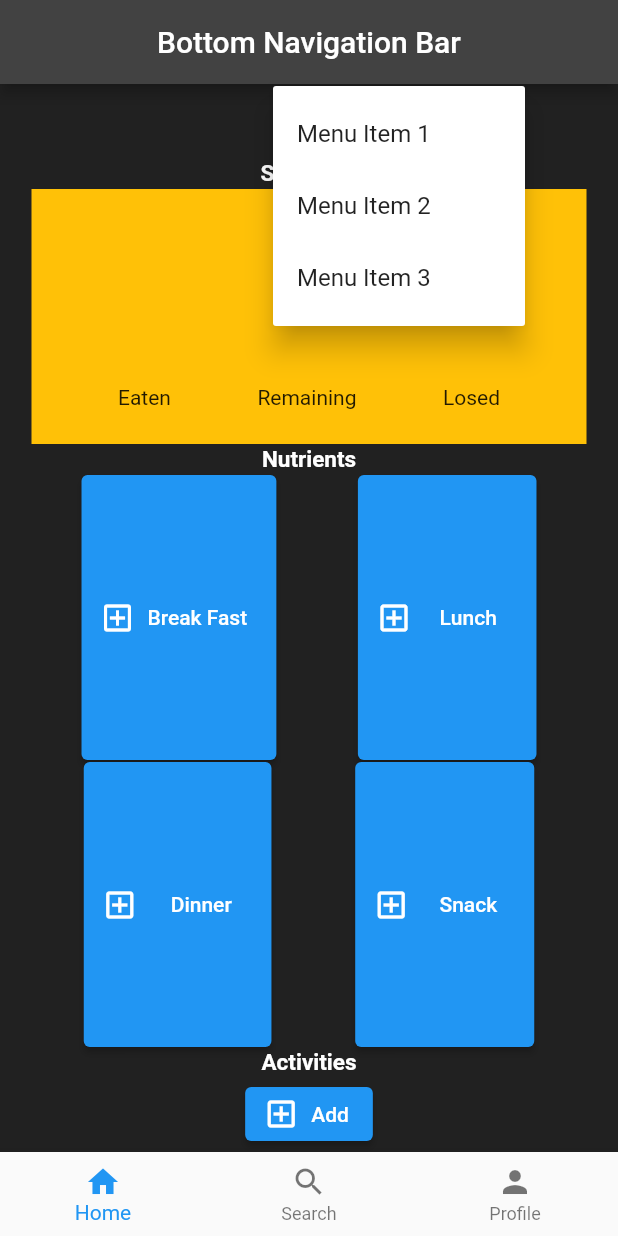
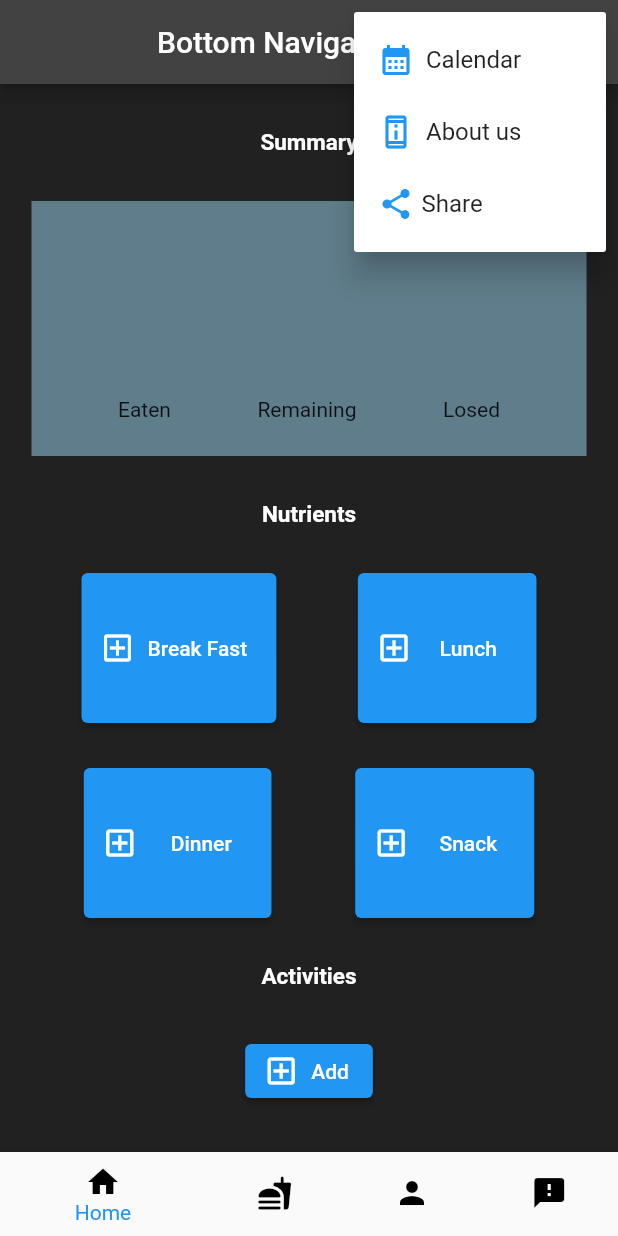
Before and after one commit to jash411/NeX-app1, a Flutter app: the screen it shows after launch, after a tap on the "more vert" icon, on a phone screen of 412 x 824 dp. Run offline on Flutter 3.47's test engine with Material 2 defaults, Android fonts, the phone set to English and light mode, and no system bars; our stand-ins replace flutter_mobx, nb_utils.

Commit message:
total Good codes with out of navigation bar was not working

```diff
--- /dev/null
+++ b/lib/Login.dart
@@ -0,0 +1,126 @@
+/* ******************************************
+                 *** START***
+****************************************** */
+
+import 'package:flutter/material.dart';
+void main()=>runApp(MaterialApp(
+  debugShowCheckedModeBanner: false,
+  home: LLoginScreen1(),
+));
+
+
+class LLoginScreen1 extends StatefulWidget {
+  @override
+  _LLoginScreen1State createState() => _LLoginScreen1State();
+}
+
+class _LLoginScreen1State extends State<LLoginScreen1> {
+  @override
+  Widget build(BuildContext context) {
+    return MaterialApp(
+      debugShowCheckedModeBanner: false,
+      home: Scaffold(
+backgroundColor: Colors.grey[300],
+        // appBar: AppBar(
+        //   backgroundColor: Colors.grey[800],
+        //   title: Text('Login Page'),
+        //   centerTitle: true,
+        // ),
+
+        body: Center(
+          child: Center(
+            child: Container(
+              height: MediaQuery.of(context).size.height / 1.5,
+              child: Padding(
+                padding: const EdgeInsets.all(36.0),
+                child: Column(
+                  crossAxisAlignment: CrossAxisAlignment.center,
+                  mainAxisAlignment: MainAxisAlignment.center,
+                  children: <Widget>[
+                    // SizedBox(
+                    //   height: 100.0,
+                    //   child: Image.asset(
+                    //     "image/jash.jpg",
+                    //     fit: BoxFit.contain,
+                    //   ),
+                    // ),
+                    SizedBox(height: 48.0),
+                    emailField,
+                    SizedBox(height: 24.0),
+                    passwordField,
+                    SizedBox(
+                      height: 36.0,
+                    ),
+                    loginButton,
+                    SizedBox(
+                      height: 16.0,
+                    ),
+                    signupButton,
+                    SizedBox(
+                      height: 16.0,
+                    ),
+                  ],
+                ),
+              ),
+            ),
+          ),
+
+        ),
+  )
+    );
+}
+
+        final emailField = TextField(
+        style: TextStyle(fontSize: 20.0,color: Colors.white),
+        decoration: InputDecoration(
+            contentPadding: EdgeInsets.fromLTRB(20.0, 15.0, 20.0, 15.0),
+            hintText: "Email",
+            border:
+            OutlineInputBorder(borderRadius: BorderRadius.circular(32.0))),
+      );
+
+      final passwordField = TextField(
+      obscureText: true,
+      style: TextStyle(fontSize: 20.0),
+      decoration: InputDecoration(
+          contentPadding: EdgeInsets.fromLTRB(20.0, 15.0, 20.0, 15.0),
+          hintText: "Password",
+          border:
+          OutlineInputBorder(borderRadius: BorderRadius.circular(32.0))),
+    );
+
+    final loginButton = Material(
+      elevation: 5.0,
+      borderRadius: BorderRadius.circular(30.0),
+      color: Color(0xff01A0C7),
+      child: MaterialButton(
+        // minWidth: MediaQuery.of(context).size.width,
+        padding: EdgeInsets.fromLTRB(20.0, 15.0, 20.0, 15.0),
+        onPressed: () {},
+        child: Text("Login",
+            textAlign: TextAlign.center,
+            style: TextStyle(
+                fontSize: 20.0,
+                color: Colors.white,
+                fontWeight: FontWeight.bold)),
+      ),
+    );
+
+    final signupButton = Material(
+    elevation: 5.0,
+    borderRadius: BorderRadius.circular(30.0),
+    color: Colors.grey,
+    child: MaterialButton(
+      // minWidth: MediaQuery.of(context).size.width,
+      padding: EdgeInsets.fromLTRB(8.0, 6.0, 8.0, 6.0),
+      onPressed: () {},
+      child: Text("signup",
+          textAlign: TextAlign.center,
+          style: TextStyle(
+              fontSize: 15.0,
+              color: Colors.white,
+              fontWeight: FontWeight.bold)),
+    ),
+  );
+
+  }
--- a/lib/main.dart
+++ b/lib/main.dart
@@ -1,51 +1,149 @@
 import 'package:flutter/material.dart';
+import 'package:nutritionexpertone/nutrients.dart';
+import 'package:nutritionexpertone/Login.dart';
 void main()=>runApp(MaterialApp(
   debugShowCheckedModeBanner: false,
   home: MyApp(),
   ));
 
-//----------------------------------------------------------------------------------------------------------------
-class Nutrition extends StatelessWidget {
+class MyApp extends StatefulWidget {
   @override
-  Widget build(BuildContext context) {
-    return Scaffold(
+  _MyAppState createState() => _MyAppState();
+}
+
+class _MyAppState extends State<MyApp> {
+  @override
+  Widget build(BuildContext context)      {
+    return MaterialApp(
+      debugShowCheckedModeBanner: false,
+      home: Scaffold(
+
         backgroundColor: Colors.grey[900],
         appBar: AppBar(
-        title: Text('Nutrition Expert  '),
+          backgroundColor: Colors.grey[800],
+          title: Text('Bottom Navigation Bar'),
           centerTitle: true,
-        backgroundColor: Colors.grey[800],
-      ),
 
 
-        body: Column(  //main column of the whole home interface
-mainAxisAlignment: MainAxisAlignment.spaceEvenly,
-          children: [// this is the main children for the whole interface
-
+         actions:[
            PopupMenuButton<String>(
              itemBuilder: (BuildContext context) {
                return <PopupMenuEntry<String>>[
                  PopupMenuItem<String>(
                    value: 'menu_item_1',
-                    child: Text('Menu Item 1'),
+                   child: Row(
+                     children: [
+                       Icon(Icons.calendar_month,
+                       color: Colors.blue,
+                       ),
+                       SizedBox(width: 8),
+                       Text('Calendar'),
+                     ],
+                   ),
+                   onTap: () {
+                     // Do something when menu item 1 is selected
+                     Navigator.push(context ,MaterialPageRoute(
+                         builder: (context) => LFilterChip()),
+                     );
+
+                   },
                  ),
                  PopupMenuItem<String>(
                    value: 'menu_item_2',
-                    child: Text('Menu Item 2'),
+                   child: Row(
+                     children: [
+                       Icon(Icons.perm_device_information_outlined,
+                       color: Colors.blue
+                       ),
+                       SizedBox(width: 8),
+                       Text('About us'),
+                     ],
+                   ),
+                   onTap: () {
+                     // Do something when menu item 2 is selected
+                     print('Menu Item 2 was selected');
+                     Navigator.push(context ,MaterialPageRoute(
+                         builder: (context) => LLoginScreen1()),
+                     );
+
+                   },
                  ),
                  PopupMenuItem<String>(
                    value: 'menu_item_3',
-                    child: Text('Menu Item 3'),
+                   child: Row(
+                     children: [
+                       Icon(Icons.share,
+                       color: Colors.blue,),
+                       SizedBox(width: 5),
+                       Text('Share'),
+                     ],
+                   ),
+                   onTap: () {
+                     // Do something when menu item 3 is selected
+                     print('Menu Item 3 was selected');
+                   },
                  ),
                ];
              },
-              onSelected: (String value) {
-                // Handle menu item selection here
-                print('Selected: $value');
+             onSelected: (String selectedValue) {
+               // Do something when a menu item is selected
+               print('Selected item: $selectedValue');
              },
+           )
+
+         ]
         ),
 
 
+//----------------------------------------------------------------------------------------------------------------------------------------
+        body: Center(
 
+          child: _widgetOptions.elementAt(_selectedIndex),
+        ),
+        bottomNavigationBar: BottomNavigationBar(
+          backgroundColor: Colors.lightBlue,
+
+          items: const <BottomNavigationBarItem>[
+            BottomNavigationBarItem(
+              icon: Icon(Icons.home,
+              color: Colors.black,),
+              label: 'Home',
+            ),
+            BottomNavigationBarItem(
+              icon: Icon(Icons.fastfood_rounded,color: Colors.black,),
+              label: 'Recipes',
+            ),
+            BottomNavigationBarItem(
+              icon: Icon(Icons.person,color: Colors.black,),
+              label: 'Profile',
+            ),
+            BottomNavigationBarItem(
+              icon: Icon(Icons.feedback,color: Colors.black,),
+              label: 'feedback',
+            ),
+          ],
+          currentIndex: _selectedIndex,
+          selectedItemColor: Colors.blue,
+          onTap: _onItemTapped,
+        ),
+      ),
+    );
+  }
+  int _selectedIndex = 0;
+  void _onItemTapped(int index) {
+    setState(() {
+      _selectedIndex = index;
+    });
+  }
+  List<Widget> _widgetOptions = <Widget>[
+
+
+//----------------------------------------------------------------------------------------------------------------------------------------
+
+
+    Column(
+      mainAxisAlignment: MainAxisAlignment.spaceEvenly,
+      children: <Widget>[
         Text('Summary',
           style: TextStyle(
               color: Colors.white,
@@ -59,7 +157,7 @@ mainAxisAlignment: MainAxisAlignment.spaceEvenly,
           height: 170,
           width: 370,
           // padding: EdgeInsets.symmetric(vertical: 30,horizontal: 70),
-              color: Colors.amber,
+          color: Colors.blueGrey,
 
           child:Align(
             alignment: Alignment(-.6, .7),
@@ -87,9 +185,6 @@ mainAxisAlignment: MainAxisAlignment.spaceEvenly,
         ),
 
 
-
-
-
         //Activites of the ***first Row*** will start from this
         Row(
 
@@ -97,19 +192,23 @@ mainAxisAlignment: MainAxisAlignment.spaceEvenly,
           children: [
 
             ElevatedButton.icon(
-                  onPressed: () {},
+              onPressed: () {
+                print('bf pressed');
+              },
               icon: Icon(Icons.add_box_outlined),
               label: Text('Break Fast '),
               style: ElevatedButton.styleFrom(
-                   minimumSize: Size(10,190),
+                minimumSize: Size(10,100),
               ),
             ),
             ElevatedButton.icon(
-                  onPressed: () {},
+              onPressed: () {
+                print('lunch pressed');
+              },
               icon:Icon(Icons.add_box_outlined),
               label: Text('Lunch      ', textAlign: TextAlign.center),
               style: ElevatedButton.styleFrom(
-                  minimumSize: Size(10, 190),
+                minimumSize: Size(10, 100),
               ),
             ),
           ],
@@ -125,7 +224,7 @@ mainAxisAlignment: MainAxisAlignment.spaceEvenly,
                 textAlign: TextAlign.center,),
 
               style: ElevatedButton.styleFrom(
-                    minimumSize: Size(10,190),
+                minimumSize: Size(10,100),
               ),
             ),
 
@@ -139,7 +238,7 @@ mainAxisAlignment: MainAxisAlignment.spaceEvenly,
               label:Text(' Snack     ', textAlign: TextAlign.center,),
 
               style: ElevatedButton.styleFrom(
-                    minimumSize: Size(10,190),
+                minimumSize: Size(10,100),
               ),
             ),
           ],
@@ -168,230 +267,69 @@ mainAxisAlignment: MainAxisAlignment.spaceEvenly,
           ],
         ),
 
-          ],  //the children ending part
 
-       ) //the ending of the main columns
+      ],
+    ),
 
-
-    );
-  }}
-
-
-//----------------------------------------------------------------------------------------------------------
-
-
-
-
-
-
-
-class MyApp extends StatefulWidget {
-  @override
-  _MyAppState createState() => _MyAppState();
-}
-
-class _MyAppState extends State<MyApp> {
-  int _selectedIndex = 0;
-  static const List<Widget> _widgetOptions = <Widget>[
-    Text('Home Page'),
-    Text('Search Page'),
-    Text('Profile Page'),
-  ];
-
-  void _onItemTapped(int index) {
-    setState(() {
-      _selectedIndex = index;
-    });
-  }
-
-  @override
-  Widget build(BuildContext context) {
-    return MaterialApp(
-      debugShowCheckedModeBanner: false,
-      title: 'Flutter Bottom Navigation Bar Demo',
-      home: Scaffold(
-        backgroundColor: Colors.grey[900],
-        appBar: AppBar(
-          backgroundColor: Colors.grey[800],
-          title: Text('Bottom Navigation Bar'),
-          centerTitle: true,
-        ),
-        body: Column(
-          mainAxisAlignment: MainAxisAlignment.spaceEvenly,
-          children: [// this is the main children for the whole interface
-            PopupMenuButton<String>(
-              itemBuilder: (BuildContext context) {
-                return <PopupMenuEntry<String>>[
-                  PopupMenuItem<String>(
-                    value: 'menu_item_1',
-                    child: Text('Menu Item 1'),
-                  ),
-                  PopupMenuItem<String>(
-                    value: 'menu_item_2',
-                    child: Text('Menu Item 2'),
-                  ),
-                  PopupMenuItem<String>(
-                    value: 'menu_item_3',
-                    child: Text('Menu Item 3'),
-                  ),
-                ];
-              },
-              onSelected: (String value) {
-                // Handle menu item selection here
-                print('Selected: $value');
-              },
+//----------------------------------------------------------------------------------------------------------------------------------------
+    Column(
+      mainAxisAlignment: MainAxisAlignment.center,
+      children: <Widget>[
+        Icon(Icons.search),
+        Text('Search'),
+      ],
     ),
 
 
 
-            Text('Summary',
-              style: TextStyle(
-                  color: Colors.white,
-                  fontSize: 15,
-                  fontWeight: FontWeight.bold
-              ),
+//----------------------------------------------------------------------------------------------------------------------------------------
+
+    Column(
+      mainAxisAlignment: MainAxisAlignment.center,
+      children: <Widget>[
+
+        Icon(Icons.person),
+        Text('Profile'),
+      ],
     ),
 
-            //summarty container will start from this
-            Container(
-              height: 170,
-              width: 370,
-              // padding: EdgeInsets.symmetric(vertical: 30,horizontal: 70),
-              color: Colors.amber,
+//----------------------------------------------------------------------------------------------------------------------------------------
 
-              child:Align(
-                alignment: Alignment(-.6, .7),
-                child: Row(
-                  mainAxisAlignment: MainAxisAlignment.spaceEvenly,
-                  children: [
-                    Text('Eaten'),
-                    Text('Remaining'),
-                    Text('Losed')
+    Column(
+      mainAxisAlignment: MainAxisAlignment.center,
+      children: <Widget>[
+        GestureDetector(
+          onTap: () {
+            // Do something when the icon is pressed
+            // Navigator.push(
+            //   context ,
+            //   MaterialPageRoute(builder: (context) => LFilterChip()
+            //   ),
+            // );
+          },
+          child: Icon(Icons.feedback),
+        ),
+        Text('Feedback'),
       ],
     ),
+
+//----------------------------------------------------------------------------------------------------------------------------------------
+
+    Column(
+      mainAxisAlignment: MainAxisAlignment.center,
+      children: <Widget>[
+        GestureDetector(
+          onTap: () {
+            // Do something when the icon is pressed
+            print('Icon pressed!');
+          },
+          child: Icon(Icons.fastfood),
         ),
-            ),
-
-//summary container will End in this
-
-
-//Nutrinet part will start on this
-            Text('Nutrients',textAlign: TextAlign.left,
-              style: TextStyle(
-                color: Colors.white,
-                fontSize: 15,
-                fontWeight: FontWeight.bold,
-              ),
+        Text('Recipes'),
+      ],
     ),
 
 
-
-
-
-            //Activites of the ***first Row*** will start from this
-            Row(
-
-              mainAxisAlignment: MainAxisAlignment.spaceEvenly,
-              children: [
-
-                ElevatedButton.icon(
-                  onPressed: () {},
-                  icon: Icon(Icons.add_box_outlined),
-                  label: Text('Break Fast '),
-                  style: ElevatedButton.styleFrom(
-                    minimumSize: Size(10,190),
-                  ),
-                ),
-                ElevatedButton.icon(
-                  onPressed: () {},
-                  icon:Icon(Icons.add_box_outlined),
-                  label: Text('Lunch      ', textAlign: TextAlign.center),
-                  style: ElevatedButton.styleFrom(
-                    minimumSize: Size(10, 190),
-                  ),
-                ),
-              ],
-            ),
-            //Second Row or Activities
-            Row(
-              mainAxisAlignment: MainAxisAlignment.spaceEvenly,
-              children: [
-                ElevatedButton.icon(
-                  onPressed: () {},
-                  icon:Icon(Icons.add_box_outlined),
-                  label: Text(' Dinner      ',
-                    textAlign: TextAlign.center,),
-
-                  style: ElevatedButton.styleFrom(
-                    minimumSize: Size(10,190),
-                  ),
-                ),
-
-
-                ElevatedButton.icon(
-                  onPressed: () {
-                    print('snack chossed');
-
-                  },
-                  icon: Icon(Icons.add_box_outlined),
-                  label:Text(' Snack     ', textAlign: TextAlign.center,),
-
-                  style: ElevatedButton.styleFrom(
-                    minimumSize: Size(10,190),
-                  ),
-                ),
-              ],
-            ),
-//second Row will End in this
-
-            Text('Activities',textAlign: TextAlign.left,
-              style: TextStyle(
-                color: Colors.white,
-                fontSize: 15,
-                fontWeight: FontWeight.bold,
-              ),
-            ),
-            Row(
-
-              mainAxisAlignment: MainAxisAlignment.spaceEvenly,
-              children: [
-
-
-                ElevatedButton.icon(
-                  onPressed: () {},
-                  icon: Icon(Icons.add_box_outlined),
-                  label: Text('Add'),
-                ),
-
-              ],
-            ),
-
-          ],  //the children ending part
-
-        ), //the ending of the main columns
-
-        bottomNavigationBar: BottomNavigationBar(
-          items: const <BottomNavigationBarItem>[
-            BottomNavigationBarItem(
-
-              icon: Icon(Icons.home),
-              label: 'Home',
-            ),
-            BottomNavigationBarItem(
-              icon: Icon(Icons.search),
-              label: 'Search',
-            ),
-            BottomNavigationBarItem(
-              icon: Icon(Icons.person),
-              label: 'Profile',
-            ),
-          ],
-          currentIndex: _selectedIndex,
-          selectedItemColor: Colors.blue,
-          onTap: _onItemTapped,
-        ),
-    ),
-    );
-  }
+  ];
 
 }
--- /dev/null
+++ b/lib/nutrients.dart
@@ -0,0 +1,66 @@
+import 'package:flutter/material.dart';
+
+void main()=>runApp(MaterialApp(
+  debugShowCheckedModeBanner: false,
+  home: LFilterChip(),
+));
+
+
+
+class LFilterChip extends StatefulWidget {
+  @override
+  _LFilterChipState createState() => new _LFilterChipState();
+
+}
+
+class _LFilterChipState extends State<LFilterChip> {
+  @override
+  Widget build(BuildContext context) {
+    return MaterialApp(
+      debugShowCheckedModeBanner: false,
+      home: Scaffold(
+
+          backgroundColor: Colors.grey[900],
+          appBar: AppBar(
+              backgroundColor: Colors.grey[800],
+              title: Text('Bottom Navigation Bar'),
+              centerTitle: true,
+          ),
+
+        body: Center(
+        child: ListView.builder(
+        itemCount: _dataList.length,
+        itemBuilder: (BuildContext context, int index) => FilterChip(
+      label: Text(_dataList[index]),
+      onSelected: (bool value) {
+        if (selected.contains(index)) {
+          selected.remove(index);
+        } else {
+          selected.add(index);
+        }
+        setState(() {});
+      },
+      selected: selected.contains(index),
+      selectedColor: Colors.deepOrange,
+      labelStyle: TextStyle(
+        color: Colors.white,
+      ),
+      backgroundColor: Colors.green,
+    ),
+    ),
+        ),
+      ),
+    );
+  }
+    var _dataList = [
+    'Choice 1',
+    'Choice 2',
+    'Choice 3',
+    'Choice 4',
+    'Choice 5',
+    'Choice 6',
+    'Choice 7',
+    'Choice 8'
+  ];
+  var selected = [];
+}
```
Also changed, not shown: lib/loginrecipe.dart (added, +137 -0 lines), 1 other file. Lines whose indentation alone changed are shown as unchanged.
